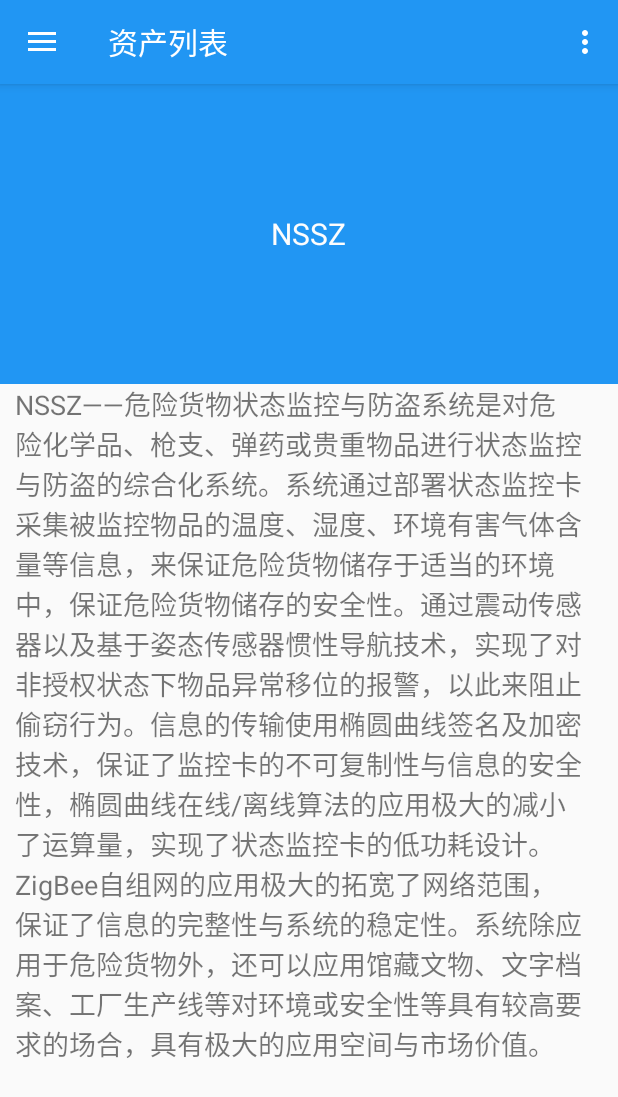
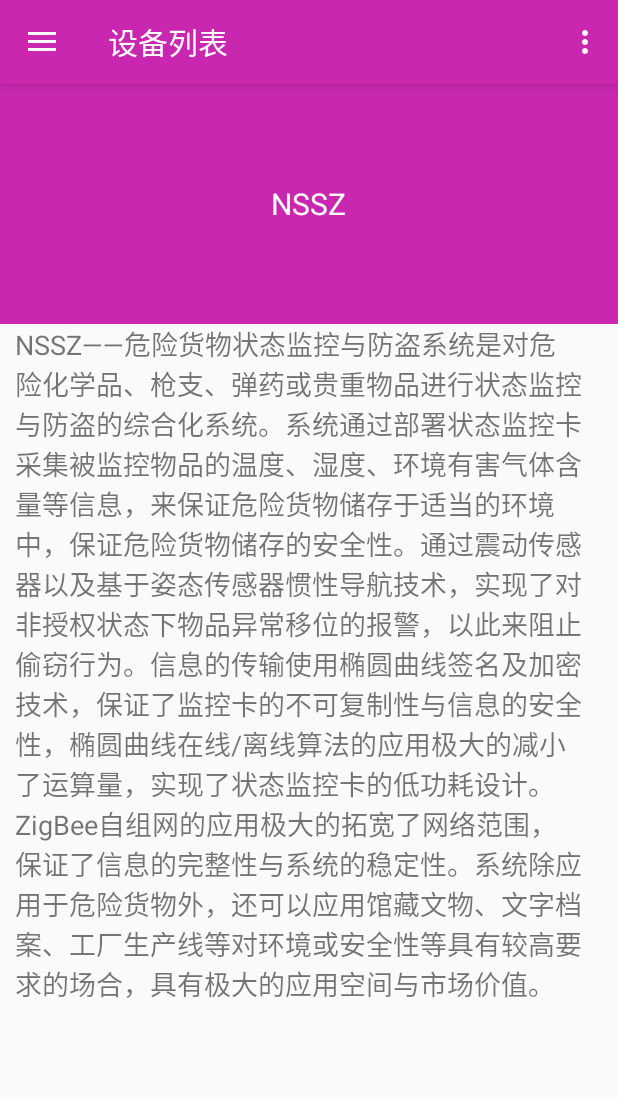
Before and after one commit to Levent-J/NSSZ, an Android app: the fragment AboutFragment placed in its activity, on a phone screen of 412 x 824 dp. Shown: the top 1097 px of the screen. Run offline under Robolectric (Android 15) with nearby library versions, the phone set to English and light mode, and no system bars; our stand-ins replace ButterKnife; libraries missing offline, so code that uses them is left out: com.wang.avi; 11 statements that could not run were skipped.

Commit message:
更换了主题颜色

```diff
--- a/app/src/main/java/com/levent_j/nssz/activity/MainActivity.java
+++ b/app/src/main/java/com/levent_j/nssz/activity/MainActivity.java
@@ -43,7 +43,7 @@ public class MainActivity extends BaseActivity
         fragmentManager = getSupportFragmentManager();
         fragmentManager.beginTransaction().replace(R.id.fl_container, DeviceFragment.newInstance()).commit();
         current = R.id.nav_main;
-        setTitle("资产列表");
+        setTitle("设备列表");
         navigationView.setCheckedItem(R.id.nav_main);
 
         setSupportActionBar(toolbar);
--- a/app/src/main/java/com/levent_j/nssz/fragment/DeviceFragment.java
+++ b/app/src/main/java/com/levent_j/nssz/fragment/DeviceFragment.java
@@ -642,6 +642,7 @@ public class DeviceFragment extends BaseFragment{
             Snackbar.make(view,"开启检测",Snackbar.LENGTH_SHORT).show();
 
             fab.setImageDrawable(getResources().getDrawable(R.drawable.ic_stop));
+
             initCheckTask();
             timer.scheduleAtFixedRate(timerTask, 1000, 2000);
             isChecking = true;
@@ -649,6 +650,7 @@ public class DeviceFragment extends BaseFragment{
             Snackbar.make(view,"关闭检测",Snackbar.LENGTH_SHORT).show();
 
             fab.setImageDrawable(getResources().getDrawable(R.drawable.ic_check));
+
             timer.cancel();
             isChecking = false;
         }
--- a/app/src/main/res/layout/activity_pair.xml
+++ b/app/src/main/res/layout/activity_pair.xml
@@ -7,11 +7,11 @@
         android:layout_height="match_parent"
         android:orientation="vertical">
         <TextView
+            android:textColor="#212121"
             android:gravity="center"
             android:layout_width="match_parent"
             android:layout_height="wrap_content"
             android:text="新设备"
-            android:textStyle="bold"
             android:textSize="18sp"/>
         <ListView
             android:layout_width="match_parent"
@@ -19,11 +19,11 @@
             android:id="@+id/lv_new_list"
             android:layout_weight="1"></ListView>
         <TextView
+            android:textColor="#212121"
             android:gravity="center"
             android:layout_width="match_parent"
             android:layout_height="wrap_content"
             android:text="已配对设备"
-            android:textStyle="bold"
             android:textSize="18sp"/>
         <ListView
             android:layout_width="match_parent"
--- a/app/src/main/res/layout/fragment_about.xml
+++ b/app/src/main/res/layout/fragment_about.xml
@@ -4,7 +4,7 @@
     android:layout_height="match_parent">
     <LinearLayout
         android:layout_width="match_parent"
-        android:layout_height="200dp"
+        android:layout_height="160dp"
         android:background="@color/colorPrimary"
         android:gravity="center">
         <TextView
--- a/app/src/main/res/values/colors.xml
+++ b/app/src/main/res/values/colors.xml
@@ -1,8 +1,9 @@
 <?xml version="1.0" encoding="utf-8"?>
 <resources>
-    <color name="colorPrimary">#2196F3</color>
-    <color name="colorPrimaryDark">#1976D2</color>
-    <color name="colorPrimatyLight">#BBDEFB</color>
-    <color name="colorAccent">#009688</color>
+    <color name="colorPrimary">#C927B0</color>
+    <color name="colorPrimaryDark">#7B1FA2</color>
+    <color name="colorPrimatyLight">#E1BEE7</color>
+    <color name="colorAccent">#7C4DFF</color>
     <color name="colorWhite">#fdfdfd</color>
+    <color name="colorCheck">#F44336</color>
 </resources>
```
